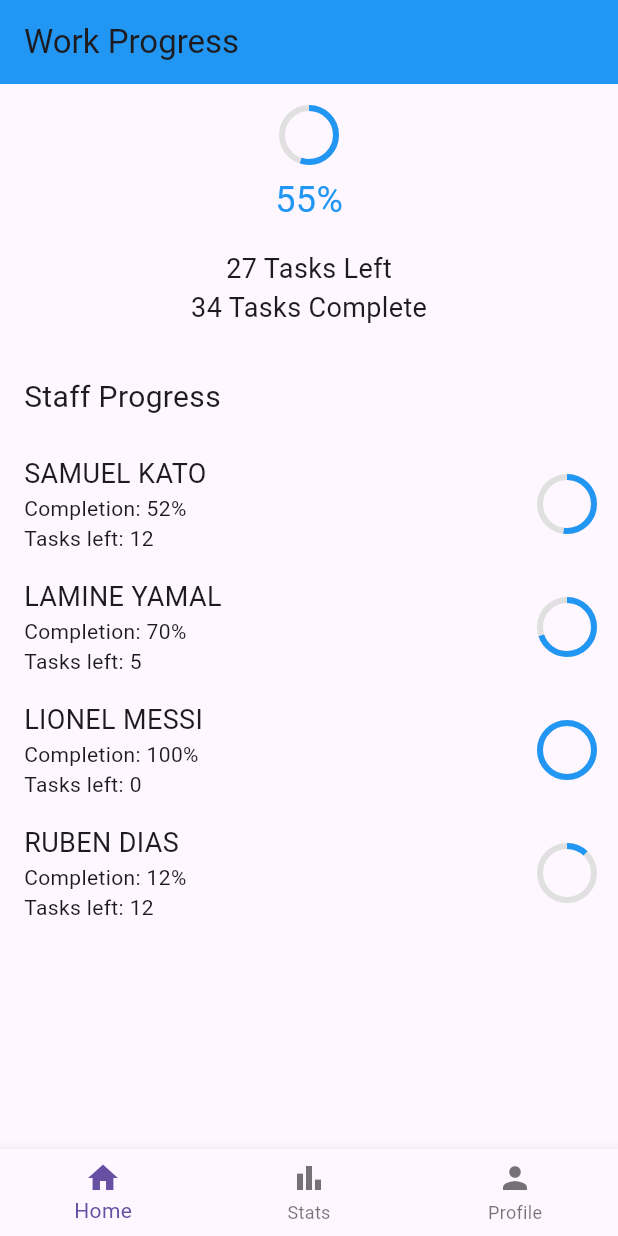
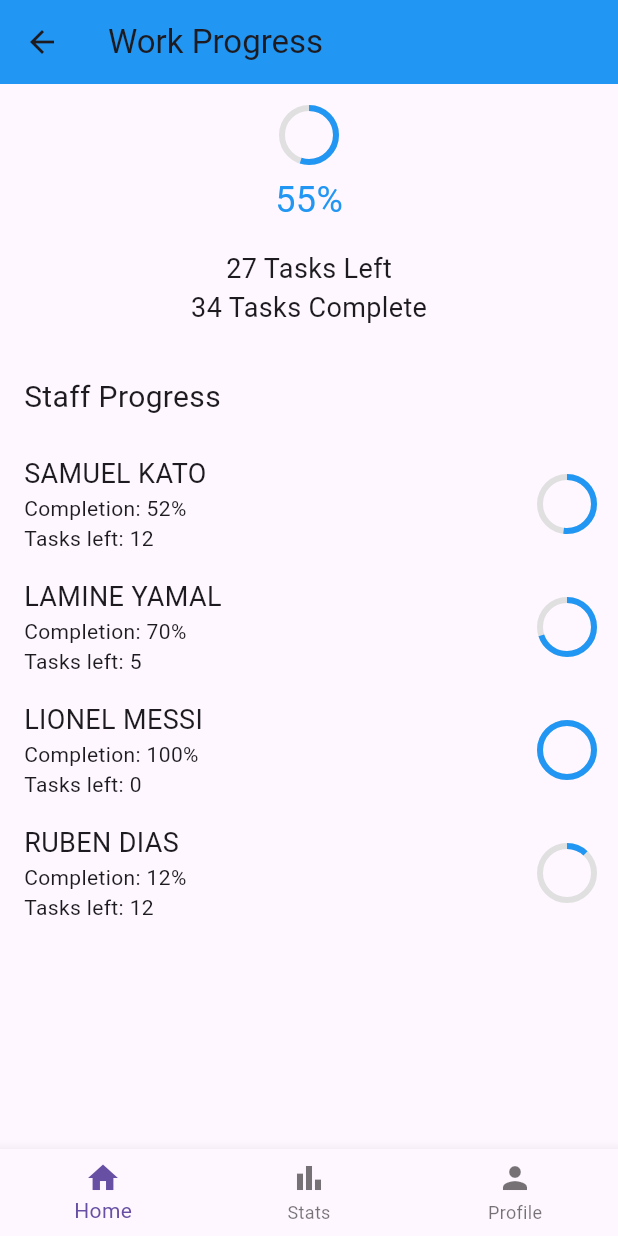
Before and after one commit to JashobeamKayiwa/TaskIT, a Flutter app: the screen it shows after launch, on a phone screen of 412 x 824 dp. Run offline on Flutter 3.47's test engine with Material 3 defaults, Android fonts, the phone set to English and light mode, and no system bars.

Commit message:
back icon

```diff
--- a/task_it/lib/main.dart
+++ b/task_it/lib/main.dart
@@ -12,6 +12,13 @@ class MyApp extends StatelessWidget {
         appBar: AppBar(
           title: Text('Work Progress'),
           backgroundColor: Colors.blue,
+          leading: IconButton(
+            icon: Icon(Icons.arrow_back), // Back arrow icon
+            onPressed: () {
+              // Handle back button press
+              Navigator.pop(context);
+            },
+          ),
         ),
         body: WorkProgressScreen(),
         bottomNavigationBar: BottomNavigationBar(
@@ -21,7 +28,7 @@ class MyApp extends StatelessWidget {
               label: 'Home',
             ),
             BottomNavigationBarItem(
-              icon: Icon(Icons.bar_chart), // Added the Stats icon
+              icon: Icon(Icons.bar_chart),
               label: 'Stats',
             ),
             BottomNavigationBarItem(
```
